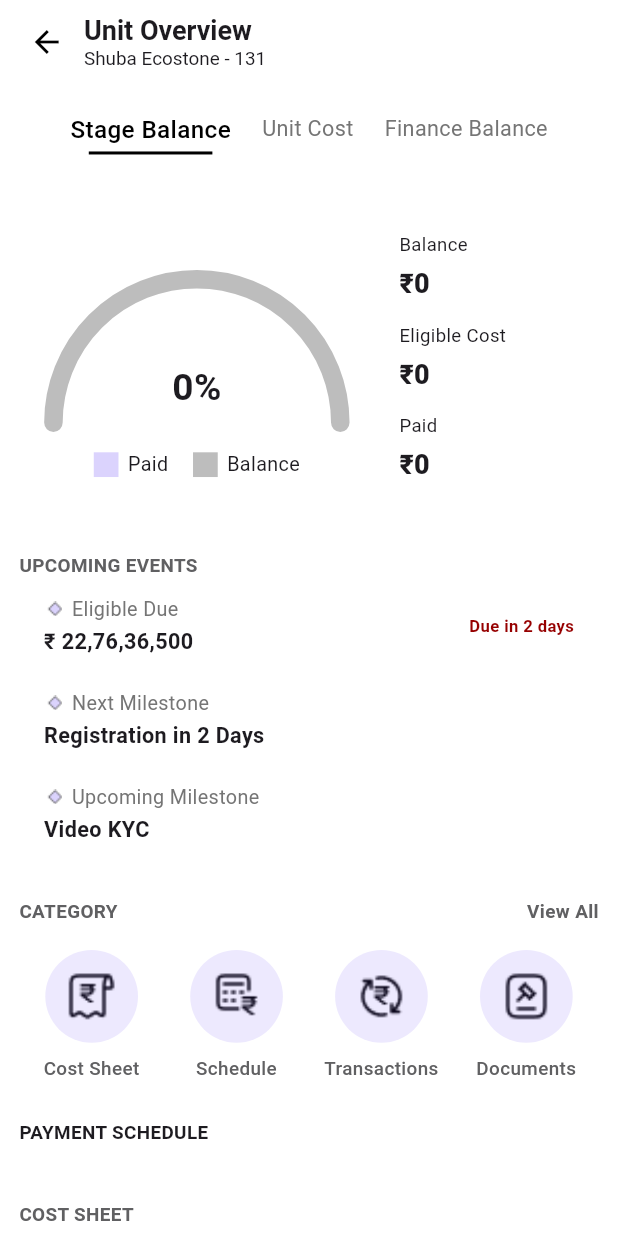
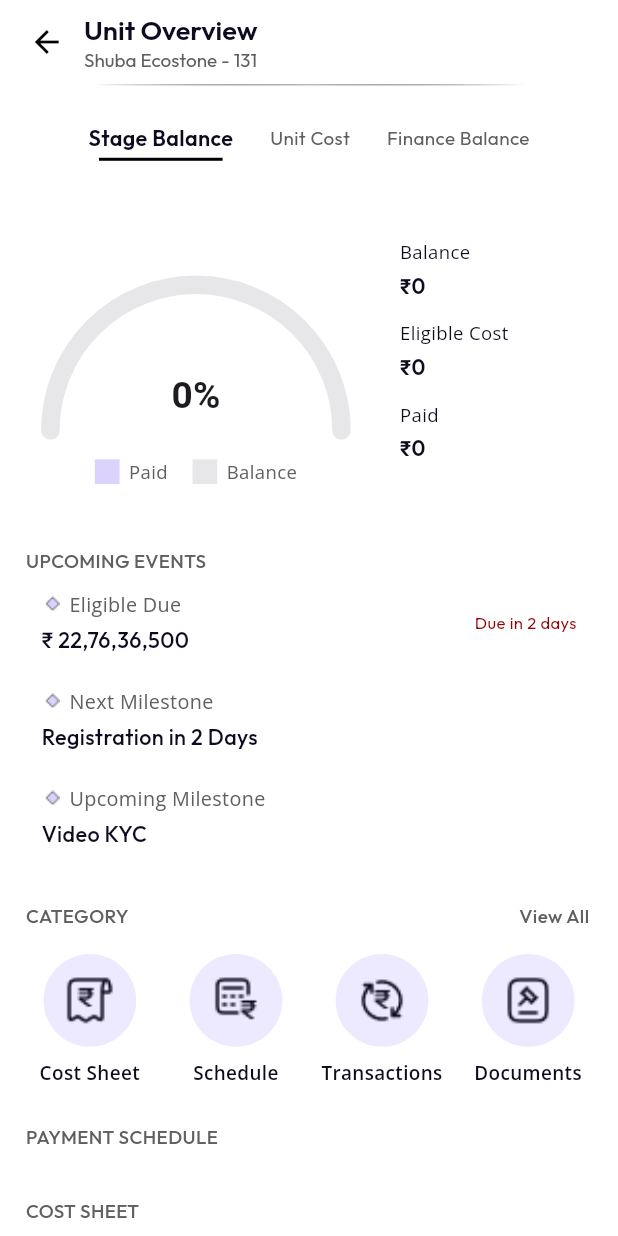
Before and after one commit to HiBorn4/crmapp, a Flutter app: the UnitDetailScreen screen opened directly with empty values, on a phone screen of 412 x 824 dp. Run offline on Flutter 3.47's test engine with Material 3 defaults, Android fonts, the phone set to English and light mode, and no system bars; our stand-ins replace cloud_firestore, file_picker, firebase_auth, firebase_core, flutter_svg, get and 5 more; accounts and stored records are empty.

Commit message:
ui updated

```diff
--- a/lib/screens/cost_sheet_screen.dart
+++ b/lib/screens/cost_sheet_screen.dart
@@ -17,7 +17,7 @@ class CostSheetScreen extends StatefulWidget {
   final String projectUid;
   final String userUid;
 
-  CostSheetScreen(this.projectUid, this.userUid);
+  const CostSheetScreen(this.projectUid, this.userUid, {super.key});
 
   @override
   State<CostSheetScreen> createState() => _CostSheetScreenState();
@@ -177,7 +177,9 @@ class _CostSheetScreenState extends State<CostSheetScreen> {
     return Column(
       crossAxisAlignment: CrossAxisAlignment.start,
       children: [
-        Container(
+        Padding(
+          padding: const EdgeInsets.symmetric(horizontal: 4.0),
+          child: Container(
             color: violetColor,
             padding: EdgeInsets.symmetric(
               horizontal: screenWidth * 0.04,
@@ -205,8 +207,14 @@ class _CostSheetScreenState extends State<CostSheetScreen> {
               ],
             ),
           ),
-        Container(height: 2, color: Color(0xFFC7BBFC)),
-        Container(
+        ),
+        Padding(
+          padding: const EdgeInsets.symmetric(horizontal: 4.0),
+          child: Container(height: 2, color: Color(0xFFC7BBFC)),
+        ),
+        Padding(
+          padding: const EdgeInsets.symmetric(horizontal: 4.0),
+          child: Container(
             color: Colors.white,
             padding: EdgeInsets.symmetric(horizontal: screenWidth * 0.04),
             child: Column(
@@ -217,6 +225,7 @@ class _CostSheetScreenState extends State<CostSheetScreen> {
                 _buildDashedDivider(),
                 _buildTotalRow(screenWidth, screenHeight, total),
               ],
+            ),
           ),
         ),
         SizedBox(height: screenHeight * 0.02),
--- a/lib/screens/notification_screen.dart
+++ b/lib/screens/notification_screen.dart
@@ -1,8 +1,8 @@
-import 'package:crmapp/widgets/footer.dart';
+// import 'package:crmapp/widgets/footer.dart';
 import 'package:flutter/material.dart';
 import 'package:get/get.dart';
 import '../controllers/profile_controller.dart';
-import '../utils/responsive.dart';
+// import '../utils/responsive.dart';
 
 class NotificationScreen extends StatefulWidget {
   @override
--- a/lib/screens/profile_screen.dart
+++ b/lib/screens/profile_screen.dart
@@ -2,7 +2,7 @@ import 'package:crmapp/widgets/footer.dart';
 import 'package:flutter/material.dart';
 import 'package:get/get.dart';
 import '../controllers/profile_controller.dart';
-import '../utils/responsive.dart';
+// import '../utils/responsive.dart';
 
 class ProfileScreen extends StatefulWidget {
   final String uid;
--- a/lib/screens/unit_detail_screen.dart
+++ b/lib/screens/unit_detail_screen.dart
@@ -1,28 +1,29 @@
 import 'package:crmapp/screens/activity_log_screen.dart';
 import 'package:crmapp/screens/cost_sheet_screen.dart';
-import 'package:crmapp/screens/modification_screen.dart';
+// import 'package:crmapp/screens/modification_screen.dart';
 import 'package:crmapp/screens/transaction_screen.dart';
 import 'package:flutter/material.dart';
-import 'package:flutter_direct_caller_plugin/flutter_direct_caller_plugin.dart';
+// import 'package:flutter_direct_caller_plugin/flutter_direct_caller_plugin.dart';
 import 'package:get/get.dart';
+import 'package:google_fonts/google_fonts.dart';
 import '../controllers/unit_controller.dart';
-import '../models/cost_item_model.dart';
-import '../models/payment_entry_model.dart';
-import '../utils/app_colors.dart';
-import '../widgets/dimension_graph_chart.dart';
+// import '../models/cost_item_model.dart';
+// import '../models/payment_entry_model.dart';
+// import '../utils/app_colors.dart';
+// import '../widgets/dimension_graph_chart.dart';
 import '../utils/responsive.dart';
 import '../widgets/donut_chart.dart';
 import '../widgets/payment_schedule.dart';
 import 'package:intl/intl.dart';
 
-import '../widgets/unit_dimensions.dart';
+// import '../widgets/unit_dimensions.dart';
 import 'payment_schedule_screen.dart';
 
 class UnitDetailScreen extends StatefulWidget {
   final String projectUid;
   final String userUid;
 
-  UnitDetailScreen(this.projectUid, this.userUid);
+  const UnitDetailScreen(this.projectUid, this.userUid, {super.key});
 
   @override
   State<UnitDetailScreen> createState() => _UnitDetailScreenState();
@@ -57,12 +58,30 @@ class _UnitDetailScreenState extends State<UnitDetailScreen>
       backgroundColor: Colors.white,
       appBar: _buildAppBar(screenWidth),
       body: SingleChildScrollView(
-        padding: EdgeInsets.all(
-          Responsive.getPadding(screenWidth).horizontal * 0.4,
+        padding: EdgeInsets.symmetric(
+          horizontal: Responsive.getPadding(screenWidth).horizontal * 0.35,
         ),
         child: Column(
           crossAxisAlignment: CrossAxisAlignment.start,
           children: [
+            Center(
+              child: Container(
+                width: screenHeight * 0.35,
+                height: 1,
+                decoration: BoxDecoration(
+                  gradient: LinearGradient(
+                    begin: Alignment.centerLeft,
+                    end: Alignment.centerRight,
+                    colors: [
+                      Colors.transparent,
+                      Colors.grey.shade400,
+                      Colors.transparent,
+                    ],
+                  ),
+                ),
+              ),
+            ),
+            SizedBox(height: 18),
             _buildUnitChart(screenWidth, screenHeight),
             SizedBox(height: screenHeight * 0.03),
             _buildMilestoneSection(screenWidth, screenHeight),
@@ -102,14 +121,19 @@ class _UnitDetailScreenState extends State<UnitDetailScreen>
         children: [
           Text(
             'Unit Overview',
-            style: TextStyle(
+            style: GoogleFonts.outfit(
               fontSize: Responsive.getFontSize(screenWidth, 20),
-              fontWeight: FontWeight.bold,
+              fontWeight: FontWeight.w600,
+              color: Color(0xff0E0A1F),
             ),
           ),
           Text(
             'Shuba Ecostone - 131',
-            style: TextStyle(fontSize: Responsive.getFontSize(screenWidth, 14)),
+            style: GoogleFonts.outfit(
+              fontSize: Responsive.getFontSize(screenWidth, 14),
+              color: Color(0xff606062),
+              fontWeight: FontWeight.w400,
+            ),
           ),
         ],
       ),
@@ -186,26 +210,23 @@ class _UnitDetailScreenState extends State<UnitDetailScreen>
           children: [
             Text(
               text,
-              style: TextStyle(
+              style: GoogleFonts.outfit(
                 fontSize:
                     isSelected
                         ? Responsive.getFontSize(
                           screenWidth,
-                          18,
+                          16,
                         ) // Larger for selected
                         : Responsive.getFontSize(
                           screenWidth,
-                          16,
+                          14,
                         ), // Smaller for unselected
                 fontWeight:
                     isSelected
-                        ? FontWeight.w500
-                        : FontWeight.normal, // No bold for unselected
-                color:
-                    isSelected
-                        ? Colors.black
-                        : Colors
-                            .grey[600], // Black for selected, grey for unselected
+                        ? FontWeight.w600
+                        : FontWeight.w400, // No bold for unselected
+                color: isSelected ? Color(0xff0E0A1F) : Color(0xff606062),
+                // Black for selected, grey for unselected
               ),
             ),
             SizedBox(height: 3),
@@ -266,7 +287,7 @@ class _UnitDetailScreenState extends State<UnitDetailScreen>
                         total: _controller.totalAmount.value,
                         size: screenWidth * 0.4,
                         paidColor: const Color(0XFFDBD3FD),
-                        eligibleColor: Colors.grey[400]!,
+                        eligibleColor: Color(0xffE7E7E9),
                       ),
                       SizedBox(height: screenWidth * 0.06),
                       Row(
@@ -280,7 +301,7 @@ class _UnitDetailScreenState extends State<UnitDetailScreen>
                           ),
                           SizedBox(width: screenWidth * 0.04),
                           _legendBox(
-                            Colors.grey[400]!,
+                            Color(0xffE7E7E9),
                             'Balance',
                             screenWidth,
                             screenHeight,
@@ -303,7 +324,7 @@ class _UnitDetailScreenState extends State<UnitDetailScreen>
                   children: [
                     Text(
                       "Balance",
-                      style: TextStyle(fontSize: screenHeight * 0.015),
+                      style: GoogleFonts.openSans(fontSize: screenHeight * 0.015,color: Color(0xff0E0A1F),fontWeight: FontWeight.w400),
                     ),
                     _buildAmountRow(
                       'Balance',
@@ -316,7 +337,7 @@ class _UnitDetailScreenState extends State<UnitDetailScreen>
                     SizedBox(height: screenWidth * 0.02),
                     Text(
                       'Eligible Cost',
-                      style: TextStyle(fontSize: screenHeight * 0.015),
+                      style: GoogleFonts.openSans(fontSize: screenHeight * 0.015,color: Color(0xff0E0A1F),fontWeight: FontWeight.w400),
                     ),
                     _buildAmountRow(
                       'Eligible Cost',
@@ -326,7 +347,7 @@ class _UnitDetailScreenState extends State<UnitDetailScreen>
                     SizedBox(height: screenWidth * 0.02),
                     Text(
                       'Paid',
-                      style: TextStyle(fontSize: screenHeight * 0.015),
+                      style: GoogleFonts.openSans(fontSize: screenHeight * 0.015,color: Color(0xff0E0A1F),fontWeight: FontWeight.w400),
                     ),
                     _buildAmountRow(
                       'Paid',
@@ -359,8 +380,10 @@ class _UnitDetailScreenState extends State<UnitDetailScreen>
         SizedBox(width: screenWidth * 0.015),
         Text(
           label,
-          style: TextStyle(
-            fontSize: screenHeight * 0.016, // Scales based on screen height
+          style: GoogleFonts.openSans(
+            fontSize: screenHeight * 0.015,
+            color: Color(0xff606062),
+            fontWeight: FontWeight.w400
           ),
         ),
       ],
@@ -372,7 +395,7 @@ class _UnitDetailScreenState extends State<UnitDetailScreen>
   //   return Center(
   //     child: Text(
   //       'Unit Cost Details Coming Soon!',
-  //       style: TextStyle(fontSize: Responsive.getFontSize(screenWidth, 16)),
+  //       style: GoogleFonts.outfit(fontSize: Responsive.getFontSize(screenWidth, 16)),
   //     ),
   //   );
   // }
@@ -387,7 +410,11 @@ class _UnitDetailScreenState extends State<UnitDetailScreen>
         children: [
           Text(
             value,
-            style: TextStyle(fontSize: 18, fontWeight: FontWeight.w900),
+            style: GoogleFonts.outfit(
+              fontSize: 14,
+              fontWeight: FontWeight.w600,
+              color: Color(0xff0E0A1F)
+            ),
           ),
         ],
       ),
@@ -398,12 +425,15 @@ class _UnitDetailScreenState extends State<UnitDetailScreen>
     return Column(
       crossAxisAlignment: CrossAxisAlignment.start,
       children: [
-        Text(
+        Padding(
+          padding: const EdgeInsets.symmetric(horizontal: 6.0),
+          child: Text(
             'UPCOMING EVENTS',
-          style: TextStyle(
+            style: GoogleFonts.outfit(
               fontSize: Responsive.getFontSize(screenWidth, 14),
-            fontWeight: FontWeight.bold,
+              fontWeight: FontWeight.w500,
               color: Color(0XFF606062),
+            ),
           ),
         ),
         _milestoneCard(
@@ -412,10 +442,10 @@ class _UnitDetailScreenState extends State<UnitDetailScreen>
           value: '₹ 22,76,36,500',
           trailing: Text(
             'Due in 2 days',
-            style: TextStyle(
+            style: GoogleFonts.outfit(
               color: Color(0XFF960000),
               fontSize: screenWidth * 0.027,
-              fontWeight: FontWeight.w600,
+              fontWeight: FontWeight.w400,
             ),
           ),
         ),
@@ -463,19 +493,21 @@ class _UnitDetailScreenState extends State<UnitDetailScreen>
                     SizedBox(width: screenWidth * 0.01),
                     Text(
                       title,
-                      style: TextStyle(
+                      style: GoogleFonts.openSans(
                         fontSize: screenWidth * 0.032,
-                        color: Colors.grey[600],
+                        color: Color(0xff606062),
+                        fontWeight: FontWeight.w400
                       ),
                     ),
                   ],
                 ),
-                SizedBox(height: screenWidth * 0.005),
+                SizedBox(height: screenWidth * 0.01),
                 Text(
                   value,
-                  style: TextStyle(
+                  style: GoogleFonts.outfit(
                     fontSize: screenWidth * 0.035,
-                    fontWeight: FontWeight.bold,
+                    fontWeight: FontWeight.w500,
+                    color: Color(0xff0E0A1F)
                   ),
                 ),
               ],
@@ -496,24 +528,30 @@ class _UnitDetailScreenState extends State<UnitDetailScreen>
         Row(
           mainAxisAlignment: MainAxisAlignment.spaceBetween,
           children: [
-            Text(
+            Padding(
+              padding: const EdgeInsets.symmetric(horizontal: 6.0),
+              child: Text(
                 'CATEGORY',
-              style: TextStyle(
+                style: GoogleFonts.outfit(
                   fontSize: Responsive.getFontSize(screenWidth, 14),
-                fontWeight: FontWeight.bold,
+                  fontWeight: FontWeight.w500,
                   color: const Color(0XFF606062),
+                ),
               ),
             ),
             GestureDetector(
               onTap: () {
                 Get.toNamed('/allCategories');
               },
+              child: Padding(
+                padding: const EdgeInsets.only(right: 8.0),
                 child: Text(
                   'View All',
-                style: TextStyle(
+                  style: GoogleFonts.outfit(
                     fontSize: Responsive.getFontSize(screenWidth, 14),
-                  fontWeight: FontWeight.bold,
+                    fontWeight: FontWeight.w500,
                     color: const Color(0XFF606062),
+                  ),
                 ),
               ),
             ),
@@ -599,10 +637,10 @@ class _UnitDetailScreenState extends State<UnitDetailScreen>
           SizedBox(height: screenHeight * 0.01),
           Text(
             label,
-            style: TextStyle(
+            style: GoogleFonts.openSans(
               fontSize: textSize,
-              fontWeight: FontWeight.w500,
-              color: const Color(0XFF606062),
+              fontWeight: FontWeight.w600,
+              color: const Color(0XFF0E0A1F),
             ),
             textAlign: TextAlign.center,
           ),
@@ -621,14 +659,18 @@ class _UnitDetailScreenState extends State<UnitDetailScreen>
       return Column(
         crossAxisAlignment: CrossAxisAlignment.start,
         children: [
-          Text(
+          Padding(
+            padding: const EdgeInsets.symmetric(horizontal: 6.0),
+            child: Text(
               'PAYMENT SCHEDULE',
-            style: TextStyle(
+              style: GoogleFonts.outfit(
                 fontSize: Responsive.getFontSize(screenWidth, 14),
-              fontWeight: FontWeight.bold,
+                fontWeight: FontWeight.w500,
+                color: Color(0xff606062)
               ),
             ),
-          SizedBox(height: screenWidth * 0.03),
+          ),
+          SizedBox(height: screenWidth * 0.015),
 
           // Display up to 3 payment widgets
           ListView.builder(
@@ -654,10 +696,12 @@ class _UnitDetailScreenState extends State<UnitDetailScreen>
                       widget.userUid,
                     ),
                   ),
+              child: Padding(
+                padding: const EdgeInsets.symmetric(horizontal: 6.0),
                 child: Container(
                   width: double.infinity,
                   padding: EdgeInsets.symmetric(
-                  vertical: screenHeight * 0.018,
+                    vertical: screenHeight * 0.015,
                     horizontal: screenWidth * 0.04,
                   ),
                   decoration: BoxDecoration(
@@ -668,10 +712,10 @@ class _UnitDetailScreenState extends State<UnitDetailScreen>
                     children: [
                       Text(
                         'View All',
-                      style: TextStyle(
-                        fontSize: Responsive.getFontSize(screenWidth, 13),
-                        fontWeight: FontWeight.bold,
-                        color: Colors.black,
+                        style: GoogleFonts.outfit(
+                          fontSize: Responsive.getFontSize(screenWidth, 15),
+                          fontWeight: FontWeight.w600,
+                          color: Color(0xff0E0A1F),
                         ),
                       ),
                       SizedBox(width: screenWidth * 0.015),
@@ -681,6 +725,7 @@ class _UnitDetailScreenState extends State<UnitDetailScreen>
                         color: Colors.black,
                       ),
                     ],
+                  ),
                 ),
               ),
             ),
@@ -703,12 +748,15 @@ class _UnitDetailScreenState extends State<UnitDetailScreen>
     return Column(
       crossAxisAlignment: CrossAxisAlignment.start,
       children: [
-        Text(
+        Padding(
+          padding: const EdgeInsets.symmetric(horizontal: 6.0),
+          child: Text(
             'COST SHEET',
-          style: TextStyle(
+            style: GoogleFonts.outfit(
               fontSize: Responsive.getFontSize(screenWidth, 14),
-            fontWeight: FontWeight.bold,
+              fontWeight: FontWeight.w500,
               color: const Color(0xFF606062),
+            ),
           ),
         ),
         SizedBox(height: screenHeight * 0.015),
@@ -741,22 +789,22 @@ class _UnitDetailScreenState extends State<UnitDetailScreen>
                         Flexible(
                           child: Text(
                             item['label']!,
-                            style: TextStyle(
+                            style: GoogleFonts.openSans(
                               fontSize: Responsive.getFontSize(
                                 screenWidth,
                                 14.5,
                               ),
-                              fontWeight: FontWeight.w500,
-                              color: Colors.black,
+                              fontWeight: FontWeight.w400,
+                              color: Color(0xff0E0A1F),
                             ),
                           ),
                         ),
                         Text(
                           item['amount']!,
-                          style: TextStyle(
+                          style: GoogleFonts.outfit(
                             fontSize: Responsive.getFontSize(screenWidth, 14.5),
-                            fontWeight: FontWeight.bold,
-                            color: Colors.black,
+                            fontWeight: FontWeight.w600,
+                            color: Color(0xff0E0A1F),
                           ),
                         ),
                       ],
@@ -775,6 +823,8 @@ class _UnitDetailScreenState extends State<UnitDetailScreen>
             // Replace with your desired navigation
             Get.to(() => CostSheetScreen(widget.projectUid, widget.userUid));
           },
+          child: Padding(
+            padding: const EdgeInsets.symmetric(horizontal: 6.0),
             child: Container(
               width: double.infinity,
               padding: EdgeInsets.symmetric(
@@ -789,7 +839,7 @@ class _UnitDetailScreenState extends State<UnitDetailScreen>
                 children: [
                   Text(
                     'View all',
-                  style: TextStyle(
+                    style: GoogleFonts.outfit(
                       fontSize: Responsive.getFontSize(screenWidth, 13),
                       fontWeight: FontWeight.bold,
                       color: Colors.black,
@@ -802,6 +852,7 @@ class _UnitDetailScreenState extends State<UnitDetailScreen>
                     color: Colors.black,
                   ),
                 ],
+              ),
             ),
           ),
         ),
@@ -820,16 +871,21 @@ class _UnitDetailScreenState extends State<UnitDetailScreen>
     return Column(
       crossAxisAlignment: CrossAxisAlignment.start,
       children: [
-        Text(
+        Padding(
+          padding: const EdgeInsets.symmetric(horizontal: 6.0),
+          child: Text(
             'APPLICANT DETAILS',
-          style: TextStyle(
+            style: GoogleFonts.outfit(
               fontSize: Responsive.getFontSize(screenWidth, 13),
-            fontWeight: FontWeight.bold,
+              fontWeight: FontWeight.w500,
               color: const Color(0xFF606062),
             ),
           ),
+        ),
         SizedBox(height: screenHeight * 0.01),
-        Container(
+        Padding(
+          padding: const EdgeInsets.symmetric(horizontal: 6.0),
+          child: Container(
             padding: EdgeInsets.symmetric(
               vertical: screenHeight * 0.015,
               horizontal: screenWidth * 0.035,
@@ -854,22 +910,23 @@ class _UnitDetailScreenState extends State<UnitDetailScreen>
                 Expanded(
                   child: Text(
                     '${avatarPaths.length} applicants',
-                  style: TextStyle(
+                    style: GoogleFonts.outfit(
                       fontSize: Responsive.getFontSize(screenWidth, 13),
-                    fontWeight: FontWeight.w500,
-                    color: Colors.black,
+                      fontWeight: FontWeight.w400,
+                      color: Color(0xff0E0A1F),
                     ),
                   ),
                 ),
                 Text(
                   '1 KYC Pending',
-                style: TextStyle(
+                  style: GoogleFonts.outfit(
                     fontSize: Responsive.getFontSize(screenWidth, 14),
-                  fontWeight: FontWeight.bold,
+                    fontWeight: FontWeight.w500,
                     color: Color(0XFF960000),
                   ),
                 ),
               ],
+            ),
           ),
         ),
       ],
@@ -908,7 +965,7 @@ class _UnitDetailScreenState extends State<UnitDetailScreen>
             backgroundColor: Colors.grey[300],
             child: Text(
               '+$remaining',
-              style: TextStyle(
+              style: GoogleFonts.outfit(
                 fontSize: avatarRadius * 0.9,
                 color: Colors.black,
                 fontWeight: FontWeight.bold,
@@ -932,7 +989,7 @@ class _UnitDetailScreenState extends State<UnitDetailScreen>
   //       children: [
   //         Text(
   //           'UNIT DIMENSIONS',
-  //           style: TextStyle(
+  //           style: GoogleFonts.outfit(
   //             fontSize: Responsive.getFontSize(screenWidth, 13),
   //             fontWeight: FontWeight.bold,
   //           color: const Color(0xFF606062),
--- a/lib/widgets/payment_schedule.dart
+++ b/lib/widgets/payment_schedule.dart
@@ -1,5 +1,6 @@
 import 'package:crmapp/utils/amount_formatting.dart';
 import 'package:flutter/material.dart';
+import 'package:google_fonts/google_fonts.dart';
 
 import '../models/payment_entry_model.dart';
 import '../utils/app_colors.dart';
@@ -97,8 +98,8 @@ String _formatIndianCurrency(int amount) {
                     widget.payment.date,
                     style: TextStyle(
                       fontSize: widget.screenHeight * 0.016,
-                      color: Colors.grey,
-                      fontWeight: FontWeight.bold,
+                      color: Color(0xff0E0A1F),
+                      fontWeight: FontWeight.w500,
                     ),
                   ),
                 ],
@@ -108,9 +109,9 @@ String _formatIndianCurrency(int amount) {
               Text(
                 widget.payment.status,
                 style: TextStyle(
-                  fontSize: widget.screenHeight * 0.016,
+                  fontSize: widget.screenHeight * 0.013,
                   color: widget.payment.statusColor,
-                  fontWeight: FontWeight.w600,
+                  fontWeight: FontWeight.w500,
                 ),
               ),
             ],
@@ -121,9 +122,10 @@ String _formatIndianCurrency(int amount) {
           /// Payment description
           Text(
             widget.payment.description,
-            style: TextStyle(
-              fontSize: widget.screenHeight * 0.018,
-              fontWeight: FontWeight.bold,
+            style: GoogleFonts.openSans(
+              fontSize: widget.screenHeight * 0.016,
+              fontWeight: FontWeight.w400,
+              color: Color(0xff0E0A1F)
             ),
           ),
 
--- a/lib/widgets/summary_item.dart
+++ b/lib/widgets/summary_item.dart
@@ -17,8 +17,8 @@ class SummaryItem extends StatelessWidget {
     final screenWidth = MediaQuery.of(context).size.width;
 
     return Container(
-      width: 107,
-      height: 128,
+      width: screenWidth * 0.25,
+      height: screenWidth * 0.36,
       margin: EdgeInsets.only(left: isFirst ? 0 : screenWidth * 0.012),
       padding: EdgeInsets.all(screenWidth * 0.03),
       decoration: BoxDecoration(
```
Lines whose indentation alone changed are shown as unchanged.
